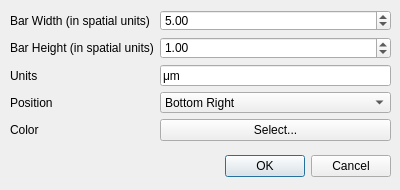
This is scalebardialog.ui in VespucciProject/Vespucci as Qt 5 draws it before an edit. The edited form follows.
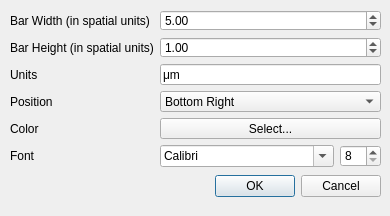
This is the edited form.

Diff of the .ui file:
```diff
--- a/scalebardialog.ui
+++ b/scalebardialog.ui
@@ -6,8 +6,8 @@
    <rect>
     <x>0</x>
     <y>0</y>
-    <width>400</width>
-    <height>190</height>
+    <width>390</width>
+    <height>216</height>
    </rect>
   </property>
   <property name="windowTitle">
@@ -16,8 +16,8 @@
   <widget class="QDialogButtonBox" name="buttonBox">
    <property name="geometry">
     <rect>
-     <x>50</x>
-     <y>150</y>
+     <x>40</x>
+     <y>170</y>
      <width>341</width>
      <height>32</height>
     </rect>
@@ -34,8 +34,8 @@
     <rect>
      <x>10</x>
      <y>10</y>
-     <width>381</width>
-     <height>131</height>
+     <width>371</width>
+     <height>157</height>
     </rect>
    </property>
    <layout class="QFormLayout" name="formLayout">
@@ -135,6 +135,34 @@
       </property>
      </widget>
     </item>
+    <item row="5" column="1">
+     <layout class="QHBoxLayout" name="horizontalLayout">
+      <item>
+       <widget class="QFontComboBox" name="fontComboBox">
+        <property name="currentText">
+         <string>Calibri</string>
+        </property>
+       </widget>
+      </item>
+      <item>
+       <widget class="QSpinBox" name="fontSizeSpinBox">
+        <property name="minimum">
+         <number>8</number>
+        </property>
+        <property name="maximum">
+         <number>56</number>
+        </property>
+       </widget>
+      </item>
+     </layout>
+    </item>
+    <item row="5" column="0">
+     <widget class="QLabel" name="label_6">
+      <property name="text">
+       <string>Font</string>
+      </property>
+     </widget>
+    </item>
    </layout>
   </widget>
  </widget>
```
